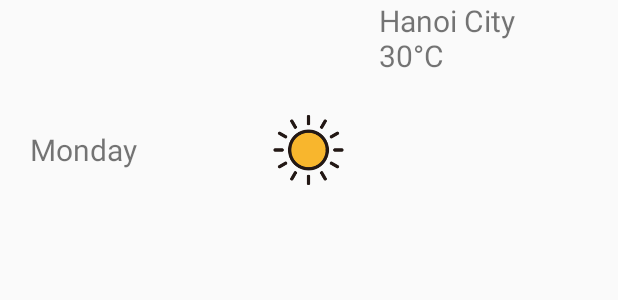
After one commit to PhuongPhg/androiddev2021, an Android app: the layout list_items.xml on its own in the app's theme, with its tools: preview values and no code run, on a phone screen of 412 x 824 dp. The commit adds this screen. Shown: the top 300 px of the screen. Run offline under Robolectric (Android 15) with nearby library versions, the phone set to English and light mode, and no system bars; network calls fail.

Commit message:
Upload practical work 17

```diff
--- a/app/src/main/java/vn/edu/usth/weather/ForecastFragment.java
+++ b/app/src/main/java/vn/edu/usth/weather/ForecastFragment.java
@@ -90,6 +90,7 @@ public class ForecastFragment extends Fragment {
             );
             param.setMargins(20, 20, 20, 20);
             ll.setLayoutParams(param);
+//            ll.setId(Integer.parseInt("idnow"));
 
             TextView txt = new TextView(this.getContext());
             txt.setText(getResources().getString(idList[i]));
--- a/app/src/main/res/layout/fragment_weather.xml
+++ b/app/src/main/res/layout/fragment_weather.xml
@@ -28,12 +28,14 @@
                 android:text="30°C\nSunny"
                 android:textSize="17dp"
                 android:layout_alignParentLeft="true"
-                android:paddingLeft="15dp"/>
+                android:paddingLeft="15dp"
+                android:id="@+id/conditionCurrent"/>
         <ImageView
             android:layout_width="match_parent"
             android:layout_height="match_parent"
             android:src="@drawable/cloud"
-            android:layout_centerInParent="true"/>
+            android:layout_centerInParent="true"
+            android:id="@+id/imageCurrent"/>
 <!--        <ImageView-->
 <!--            android:layout_width="match_parent"-->
 <!--            android:layout_height="match_parent/-->
--- /dev/null
+++ b/app/src/main/res/layout/list_items.xml
@@ -0,0 +1,39 @@
+<?xml version="1.0" encoding="utf-8"?>
+<androidx.constraintlayout.widget.ConstraintLayout
+    xmlns:android="http://schemas.android.com/apk/res/android"
+    xmlns:tools="http://schemas.android.com/tools"
+    android:layout_width="match_parent"
+    android:layout_height="match_parent">
+    <LinearLayout
+        android:layout_width="match_parent"
+        android:layout_height="200dp"
+        android:layout_margin="20dp"
+        android:orientation="horizontal"
+        android:id="@+id/llchild"
+        tools:ignore="MissingConstraints">
+        <TextView
+            android:layout_width="0dp"
+            android:layout_height="wrap_content"
+            android:layout_gravity="center"
+            android:layout_weight="2"
+            android:text="Monday"
+            android:textSize="20dp"
+            android:id="@+id/dayText"/>
+        <ImageView
+            android:layout_width="0dp"
+            android:layout_height="match_parent"
+            android:src="@drawable/sun"
+            android:layout_gravity="center"
+            android:layout_weight="1"
+            android:id="@+id/weatherIcon"/>
+        <TextView
+            android:layout_width="0dp"
+            android:layout_height="match_parent"
+            android:text="Hanoi City\n30°C"
+            android:layout_weight="2"
+            android:paddingLeft="10dp"
+            android:layout_gravity="center"
+            android:textSize="20dp"
+            android:id="@+id/conditionText"/>
+    </LinearLayout>
+</androidx.constraintlayout.widget.ConstraintLayout>
```
Also changed, not shown: app/src/main/java/vn/edu/usth/weather/ForecastData.java (added, +31 -0 lines), app/src/main/java/vn/edu/usth/weather/ListViewAdapter.java (added, +34 -0 lines), app/src/main/java/vn/edu/usth/weather/WeatherActivity.java (+16 -3 lines).
